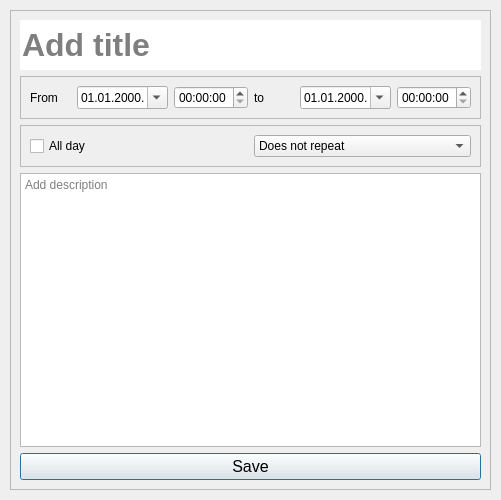
Above: tudu/forms/addtaskform.ui from SaraKapetinic/VerificationTuduProject before the change. Below: the same form after it.
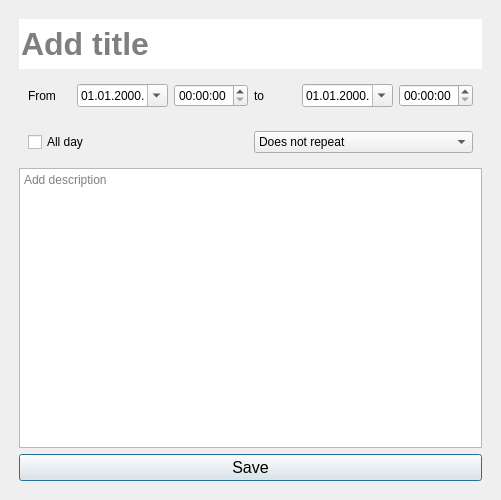
That is the form after the change.

Commit message: Update Add Task dialog

```diff
--- a/tudu/forms/addtaskform.ui
+++ b/tudu/forms/addtaskform.ui
@@ -31,6 +31,12 @@
    </property>
    <item row="0" column="0">
     <widget class="QScrollArea" name="scrollArea">
+     <property name="frameShape">
+      <enum>QFrame::NoFrame</enum>
+     </property>
+     <property name="frameShadow">
+      <enum>QFrame::Plain</enum>
+     </property>
      <property name="widgetResizable">
       <bool>true</bool>
      </property>
@@ -39,15 +45,15 @@
        <rect>
         <x>0</x>
         <y>0</y>
-        <width>479</width>
-        <height>478</height>
+        <width>481</width>
+        <height>480</height>
        </rect>
       </property>
       <layout class="QGridLayout" name="gridLayout_2">
        <item row="1" column="0">
         <widget class="QFrame" name="frame_2">
          <property name="frameShape">
-          <enum>QFrame::StyledPanel</enum>
+          <enum>QFrame::NoFrame</enum>
          </property>
          <property name="frameShadow">
           <enum>QFrame::Raised</enum>
@@ -148,7 +154,7 @@
        <item row="5" column="0">
         <widget class="QFrame" name="frame">
          <property name="frameShape">
-          <enum>QFrame::StyledPanel</enum>
+          <enum>QFrame::NoFrame</enum>
          </property>
          <property name="frameShadow">
           <enum>QFrame::Raised</enum>
```
The commit also changes 2 other files.
